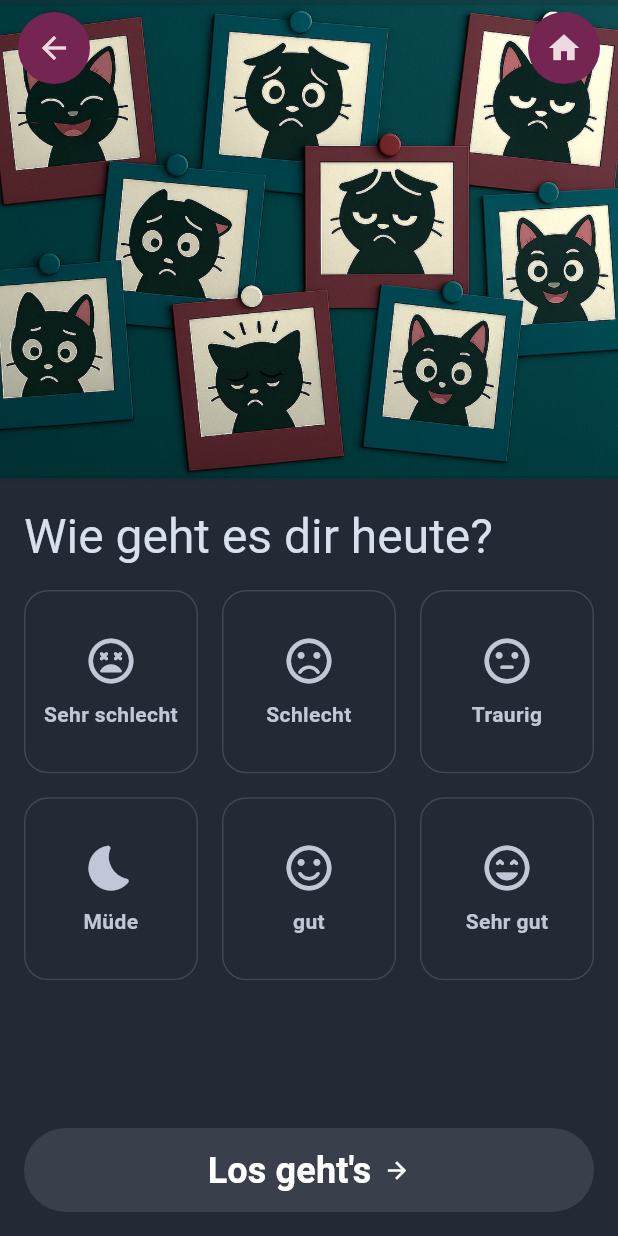
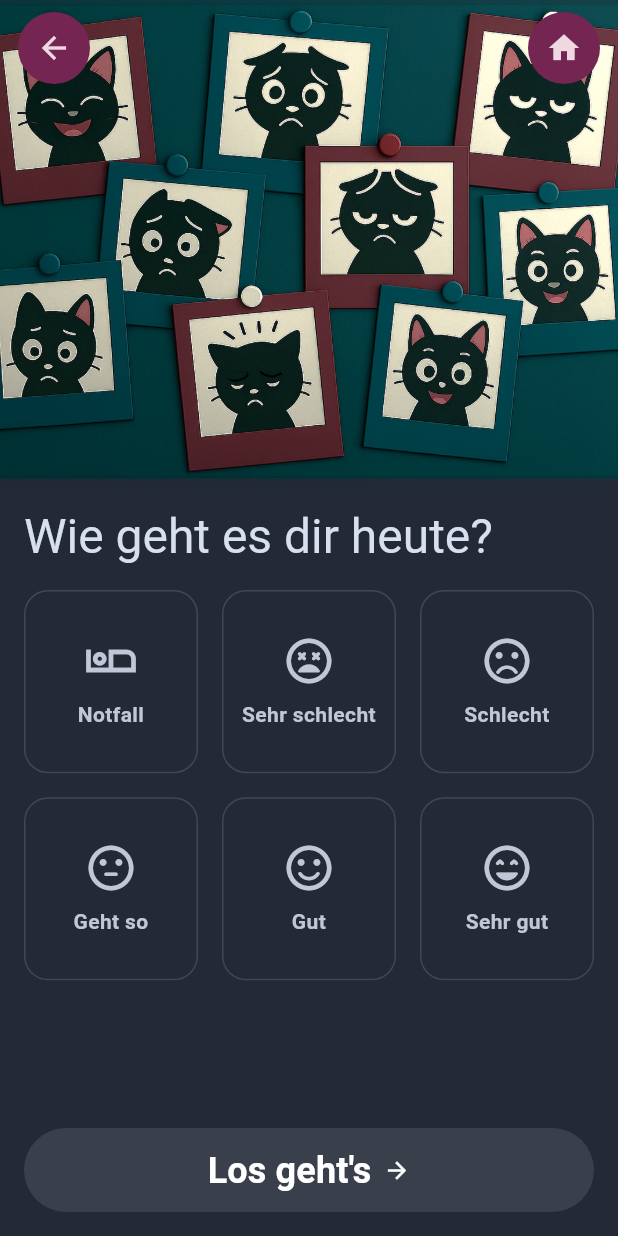
Before and after one commit to CathsDev/bd_app_v0, a Flutter app: the MoodSelectScreen screen opened by its route, on a phone screen of 412 x 824 dp. Run offline on Flutter 3.47's test engine with Material 3 defaults, Android fonts, the phone set to English and light mode, and no system bars; our stand-ins replace firebase_auth, firebase_core, flutter_riverpod, go_router; accounts and stored records are empty.

```diff
--- a/lib/src/core/routing/route_names.dart
+++ b/lib/src/core/routing/route_names.dart
@@ -5,6 +5,7 @@ abstract final class AppRoutes {
   static const modeSelect = 'mode-select';
   static const areaSelect = 'area-select';
   static const activitySelect = 'activity-select';
+  static const taskSelect = 'task-select';
   static const taskTimer = 'task-timer';
   static const taskComplete = 'task-complete';
   static const settings = 'settings';
--- a/lib/src/features/activity_select/presentation/activity_select_screen.dart
+++ b/lib/src/features/activity_select/presentation/activity_select_screen.dart
@@ -53,7 +53,7 @@ class ActivitySelectScreen extends ConsumerWidget {
                     ref
                         .read(sessionProvider.notifier)
                         .updateActivity(activity.id);
-                    context.pushNamed(AppRoutes.taskTimer);
+                    context.pushNamed(AppRoutes.taskSelect);
                   },
                 );
               },
--- a/lib/src/features/area_select/presentation/area_select_screen.dart
+++ b/lib/src/features/area_select/presentation/area_select_screen.dart
@@ -49,7 +49,7 @@ class AreaSelectScreen extends ConsumerWidget {
                   onTap: () {
                     ref.read(areaSelectProvider.notifier).setSelected(area.id);
                     ref.read(sessionProvider.notifier).updateArea(area.id);
-                    context.pushNamed(AppRoutes.taskTimer);
+                    context.pushNamed(AppRoutes.taskSelect);
                   },
                 );
               },
--- a/lib/src/features/mood_select/models/mood_model.dart
+++ b/lib/src/features/mood_select/models/mood_model.dart
@@ -3,28 +3,52 @@ import 'package:flutter/material.dart';
 class MoodModel {
   final String id;
   final String label;
+  final int energie;
   final IconData icon;
 
-  const MoodModel({required this.id, required this.label, required this.icon});
+  const MoodModel({
+    required this.id,
+    required this.label,
+    required this.energie,
+    required this.icon,
+  });
 }
 
 const moods = <MoodModel>[
   MoodModel(
+    id: 'emergency',
+    label: 'Notfall',
+    energie: 0,
+    icon: Icons.airline_seat_individual_suite_outlined,
+  ),
+  MoodModel(
     id: 'very_bad',
     label: 'Sehr schlecht',
+    energie: 1,
     icon: Icons.sentiment_very_dissatisfied_rounded,
   ),
   MoodModel(
     id: 'bad',
     label: 'Schlecht',
+    energie: 2,
     icon: Icons.sentiment_dissatisfied_rounded,
   ),
-  MoodModel(id: 'sad', label: 'Traurig', icon: Icons.sentiment_neutral_rounded),
-  MoodModel(id: 'tired', label: 'Müde', icon: Icons.bedtime_rounded),
-  MoodModel(id: 'happy', label: 'gut', icon: Icons.sentiment_satisfied_rounded),
+  MoodModel(
+    id: 'neutral',
+    label: 'Geht so',
+    energie: 3,
+    icon: Icons.sentiment_neutral_rounded,
+  ),
+  MoodModel(
+    id: 'happy',
+    label: 'Gut',
+    energie: 4,
+    icon: Icons.sentiment_satisfied_rounded,
+  ),
   MoodModel(
     id: 'very_happy',
     label: 'Sehr gut',
+    energie: 5,
     icon: Icons.sentiment_very_satisfied_rounded,
   ),
 ];
--- a/lib/src/features/tasks/models/task_model.dart
+++ /dev/null
@@ -1 +0,0 @@
-class TaskModel {}
```
Also changed, not shown: lib/src/core/routing/router.dart (+11 -0 lines), lib/src/features/task_select/models/task_model.dart (added, +72 -0 lines), lib/src/features/task_select/presentation/task_select_screen.dart (added, +34 -0 lines), lib/src/features/task_select/providers/task_provider.dart (renamed from lib/src/features/tasks/providers/task_provider.dart).
